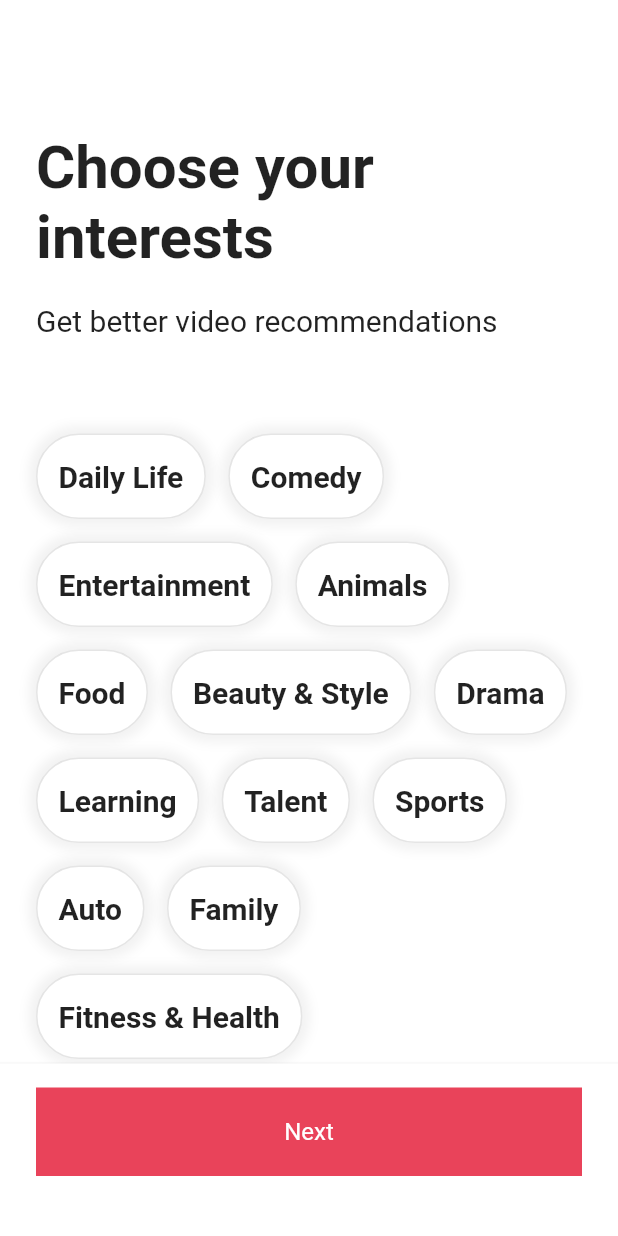
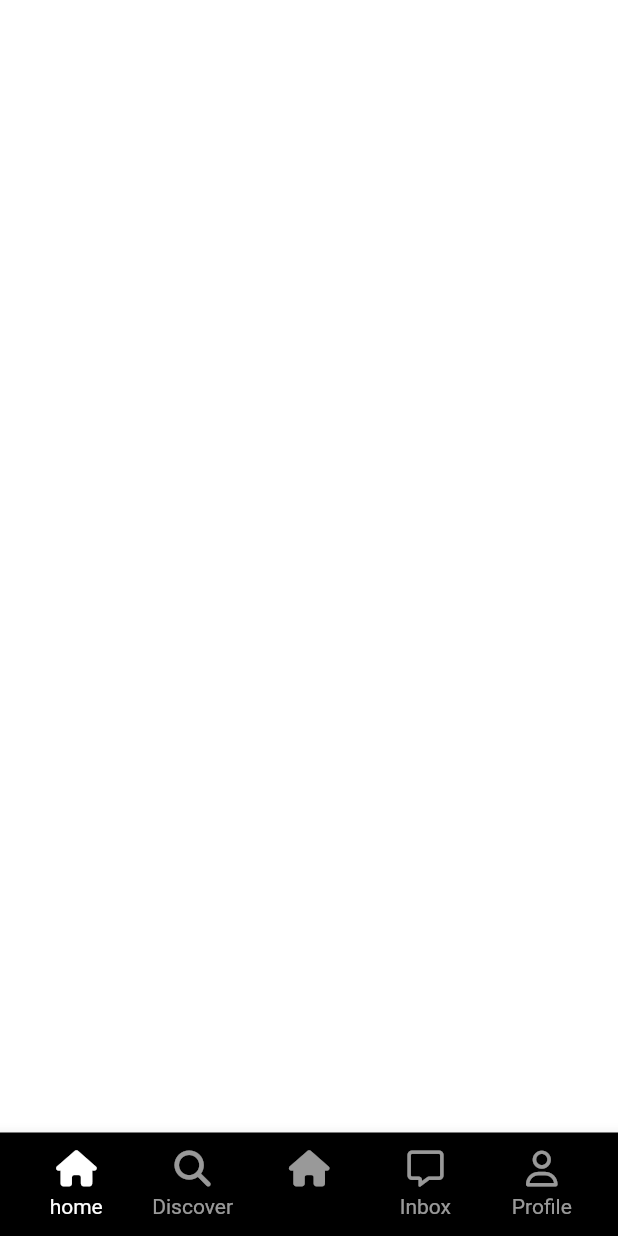
Before and after one commit to GoX2Maker/Flutter101, a Flutter app: the screen it shows after launch, on a phone screen of 412 x 824 dp. Run offline on Flutter 3.47's test engine with Material 2 defaults, Android fonts, the light colour scheme and no system bars; our stand-ins replace flutter_blue_plus, font_awesome_flutter.

Commit message:
Fix code - Navigation 강의

```diff
--- a/tiktok_clone/lib/features/authentication/birthday_screen.dart
+++ b/tiktok_clone/lib/features/authentication/birthday_screen.dart
@@ -4,7 +4,7 @@ import 'package:tiktok_clone/constants/gaps.dart';
 
 import 'package:tiktok_clone/constants/sizes.dart';
 import 'package:tiktok_clone/features/authentication/widgets/form_button.dart';
-import 'package:tiktok_clone/onboarding/interests_screen.dart';
+import 'package:tiktok_clone/features/onboarding/interests_screen.dart';
 
 class BirthdayScreen extends StatefulWidget {
   const BirthdayScreen({super.key});
@@ -32,9 +32,12 @@ class _BirthdayScreenState extends State<BirthdayScreen> {
   }
 
   void _onNextTap() {
-    Navigator.of(context).push(MaterialPageRoute(
-      builder: (context) => const InterestsScreen(),
-    ));
+    Navigator.of(context).pushAndRemoveUntil(
+        MaterialPageRoute(
+          builder: (context) => const InterestsScreen(),
+        ), (route) {
+      return false;
+    });
   }
 
   void _setTextFildDate(DateTime date) {
--- a/tiktok_clone/lib/features/authentication/login_form_screen.dart
+++ b/tiktok_clone/lib/features/authentication/login_form_screen.dart
@@ -2,7 +2,7 @@ import 'package:flutter/material.dart';
 import 'package:tiktok_clone/constants/gaps.dart';
 import 'package:tiktok_clone/constants/sizes.dart';
 import 'package:tiktok_clone/features/authentication/widgets/form_button.dart';
-import 'package:tiktok_clone/onboarding/interests_screen.dart';
+import 'package:tiktok_clone/features/onboarding/interests_screen.dart';
 
 class LoginFormScreen extends StatefulWidget {
   const LoginFormScreen({super.key});
@@ -20,9 +20,12 @@ class _LoginFormScreenState extends State<LoginFormScreen> {
     if (_formKey.currentState != null) {
       if (_formKey.currentState!.validate()) {
         _formKey.currentState!.save();
-        Navigator.of(context).push(MaterialPageRoute(
-          builder: (context) => const InterestsScreen(),
-        ));
+        Navigator.of(context).pushAndRemoveUntil(
+            MaterialPageRoute(
+              builder: (context) => const InterestsScreen(),
+            ), (route) {
+          return false;
+        });
       }
     }
   }
--- /dev/null
+++ b/tiktok_clone/lib/features/main_navigation/main_navigation_screen.dart
@@ -0,0 +1,78 @@
+import 'package:flutter/cupertino.dart';
+import 'package:flutter/material.dart';
+import 'package:font_awesome_flutter/font_awesome_flutter.dart';
+import 'package:tiktok_clone/constants/gaps.dart';
+import 'package:tiktok_clone/constants/sizes.dart';
+import 'package:tiktok_clone/features/main_navigation/widgets/nav_tab.dart';
+
+class MainNavigationScreen extends StatefulWidget {
+  const MainNavigationScreen({super.key});
+
+  @override
+  State<MainNavigationScreen> createState() => _MainNavigationScreenState();
+}
+
+class _MainNavigationScreenState extends State<MainNavigationScreen> {
+  int _selectedIndex = 0;
+
+  final screens = [
+    const Center(child: Text('Home')),
+    const Center(child: Text('Seaeach')),
+    const Center(child: Text('Seaeach')),
+    const Center(child: Text('Seaeach')),
+    const Center(child: Text('Seaeach')),
+  ];
+
+  void _onTap(int index) {
+    setState(() {});
+    _selectedIndex = index;
+  }
+
+  @override
+  Widget build(BuildContext context) {
+    return Scaffold(
+        bottomNavigationBar: BottomAppBar(
+      color: Colors.black,
+      child: Padding(
+        padding: const EdgeInsets.all(
+          Sizes.size12,
+        ),
+        child: Row(
+          mainAxisAlignment: MainAxisAlignment.spaceBetween,
+          children: [
+            NavTab(
+              text: "home",
+              isSelected: _selectedIndex == 0,
+              icon: FontAwesomeIcons.house,
+              onTap: () => _onTap(0),
+            ),
+            NavTab(
+              text: "Discover",
+              isSelected: _selectedIndex == 1,
+              icon: FontAwesomeIcons.magnifyingGlass,
+              onTap: () => _onTap(1),
+            ),
+            NavTab(
+              text: "",
+              isSelected: _selectedIndex == 2,
+              icon: FontAwesomeIcons.house,
+              onTap: () => _onTap(0),
+            ),
+            NavTab(
+              text: "Inbox",
+              isSelected: _selectedIndex == 3,
+              icon: FontAwesomeIcons.message,
+              onTap: () => _onTap(3),
+            ),
+            NavTab(
+              text: "Profile",
+              isSelected: _selectedIndex == 4,
+              icon: FontAwesomeIcons.user,
+              onTap: () => _onTap(4),
+            ),
+          ],
+        ),
+      ),
+    ));
+  }
+}
--- /dev/null
+++ b/tiktok_clone/lib/features/main_navigation/widgets/nav_tab.dart
@@ -0,0 +1,41 @@
+import 'package:flutter/material.dart';
+import 'package:font_awesome_flutter/font_awesome_flutter.dart';
+import 'package:tiktok_clone/constants/gaps.dart';
+
+class NavTab extends StatelessWidget {
+  final String text;
+  final bool isSelected;
+  final IconData icon;
+  final Function onTap;
+  const NavTab({
+    super.key,
+    required this.text,
+    required this.isSelected,
+    required this.icon,
+    required this.onTap,
+  });
+
+  @override
+  Widget build(BuildContext context) {
+    return Expanded(
+      child: GestureDetector(
+        onTap: () => onTap(),
+        child: Container(
+          color: Colors.black,
+          child: AnimatedOpacity(
+            duration: const Duration(milliseconds: 300),
+            opacity: isSelected ? 1 : 0.6,
+            child: Column(
+              mainAxisSize: MainAxisSize.min,
+              children: [
+                FaIcon(icon, color: Colors.white),
+                Gaps.v5,
+                Text(text, style: const TextStyle(color: Colors.white)),
+              ],
+            ),
+          ),
+        ),
+      ),
+    );
+  }
+}
--- a/tiktok_clone/lib/onboarding/interests_screen.dart
+++ b/tiktok_clone/lib/features/onboarding/interests_screen.dart
@@ -1,8 +1,8 @@
 import 'package:flutter/material.dart';
 import 'package:tiktok_clone/constants/gaps.dart';
 import 'package:tiktok_clone/constants/sizes.dart';
-import 'package:tiktok_clone/onboarding/tutorial_screen.dart';
-import 'package:tiktok_clone/onboarding/widgets/interest_button.dart';
+import 'package:tiktok_clone/features/onboarding/tutorial_screen.dart';
+import 'package:tiktok_clone/features/onboarding/widgets/interest_button.dart';
 
 const interests = [
   "Daily Life",
--- a/tiktok_clone/lib/onboarding/tutorial_screen.dart
+++ b/tiktok_clone/lib/features/onboarding/tutorial_screen.dart
@@ -2,6 +2,8 @@ import 'package:flutter/cupertino.dart';
 import 'package:flutter/material.dart';
 import 'package:tiktok_clone/constants/gaps.dart';
 import 'package:tiktok_clone/constants/sizes.dart';
+import 'package:tiktok_clone/features/main_navigation/main_navigation_screen.dart';
+import 'package:tiktok_clone/features/onboarding/interests_screen.dart';
 
 enum Direction { left, right }
 
@@ -17,6 +19,15 @@ class TutorialScreen extends StatefulWidget {
 class _TutorialScreenState extends State<TutorialScreen> {
   Direction _direction = Direction.right;
   Page _showingPage = Page.first;
+
+  void _onEnterAppTap() {
+    Navigator.of(context).pushAndRemoveUntil(
+        MaterialPageRoute(
+          builder: (context) => const MainNavigationScreen(),
+        ), (route) {
+      return false;
+    });
+  }
 
   void _onPanUpdate(DragUpdateDetails details) {
     if (details.delta.dx > 0) {
@@ -110,7 +121,7 @@ class _TutorialScreenState extends State<TutorialScreen> {
             duration: const Duration(milliseconds: 300),
             opacity: _showingPage == Page.second ? 1 : 0,
             child: CupertinoButton(
-              onPressed: () {},
+              onPressed: _onEnterAppTap,
               color: Theme.of(context).primaryColor,
               child: const Text("Enter the app!"),
             ),
--- a/tiktok_clone/lib/main.dart
+++ b/tiktok_clone/lib/main.dart
@@ -1,7 +1,8 @@
 import 'package:flutter/material.dart';
 import 'package:tiktok_clone/constants/sizes.dart';
 import 'package:tiktok_clone/features/authentication/sign_up_screen.dart';
-import 'package:tiktok_clone/onboarding/interests_screen.dart';
+import 'package:tiktok_clone/features/main_navigation/main_navigation_screen.dart';
+import 'package:tiktok_clone/features/onboarding/interests_screen.dart';
 
 void main() {
   runApp(const TikTokApp());
@@ -29,7 +30,7 @@ class TikTokApp extends StatelessWidget {
         ),
       ),
       //home: const SignUpScreen(),
-      home: const InterestsScreen(),
+      home: const MainNavigationScreen(),
     );
   }
 }
```
Also changed, not shown: tiktok_clone/lib/features/onboarding/widgets/interest_button.dart (renamed from tiktok_clone/lib/onboarding/widgets/interest_button.dart).
